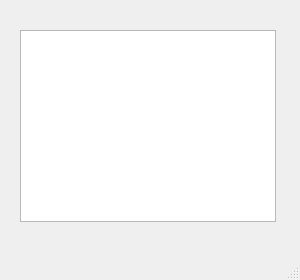
Before: the Qt Designer form MiniNomina/FrmDesign/Datos.ui in CodeDrTech/DevelopPython, drawn with Qt 5.
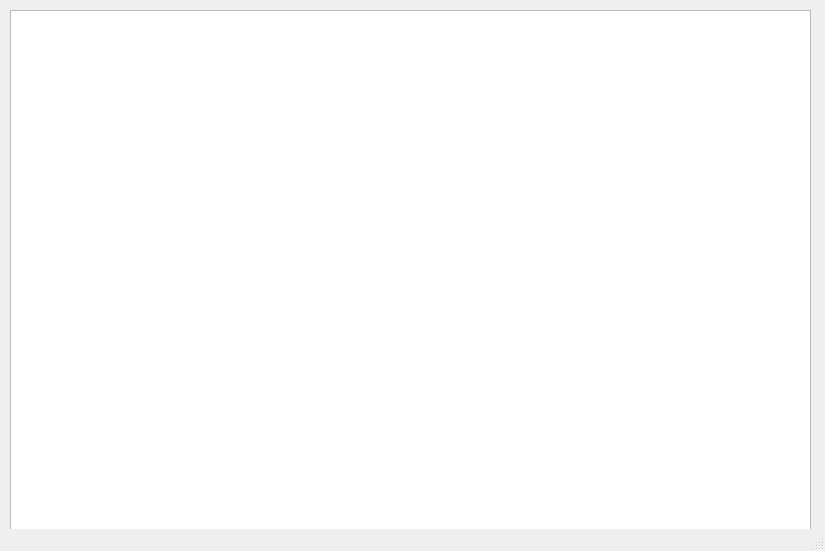
After: the same form once the commit is applied.

```diff
--- a/MiniNomina/FrmDesign/Datos.ui
+++ b/MiniNomina/FrmDesign/Datos.ui
@@ -6,8 +6,8 @@
    <rect>
     <x>0</x>
     <y>0</y>
-    <width>300</width>
-    <height>280</height>
+    <width>825</width>
+    <height>551</height>
    </rect>
   </property>
   <property name="windowTitle">
@@ -17,10 +17,10 @@
    <widget class="QTableView" name="tableView">
     <property name="geometry">
      <rect>
-      <x>20</x>
-      <y>30</y>
-      <width>256</width>
-      <height>192</height>
+      <x>10</x>
+      <y>10</y>
+      <width>801</width>
+      <height>521</height>
      </rect>
     </property>
    </widget>
```
